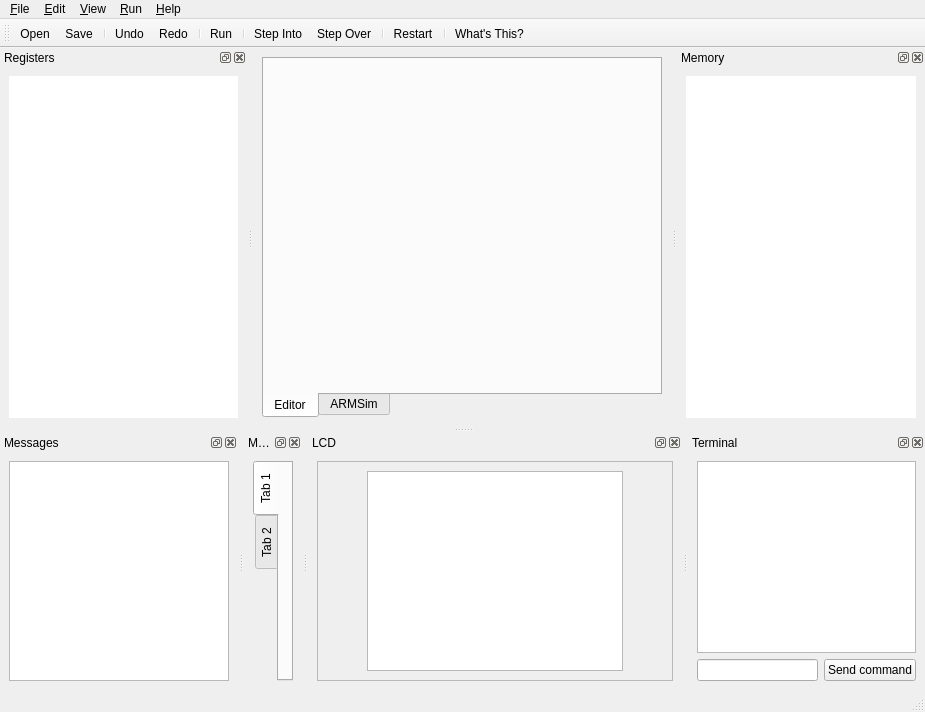
Qt form qtarmsim/ui/mainwindow.ui (barrachi/qtarmsim) before a commit.
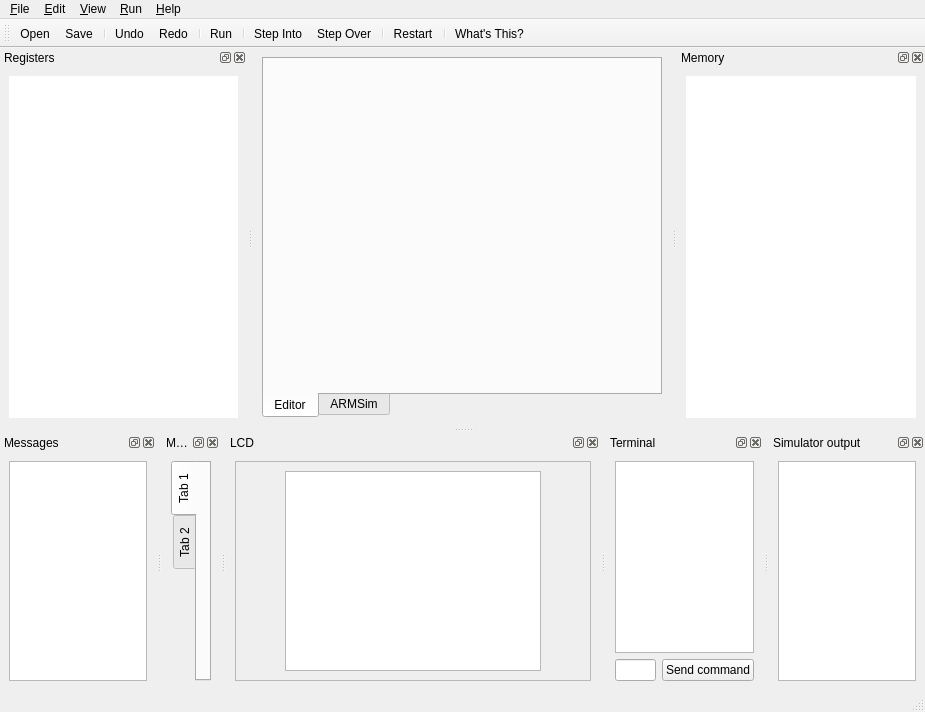
The same form after that commit. Icons and pictures are not drawn. Custom widgets are drawn as their Qt base class.

Commit message: Added simulator output dock widget that displays the stdout of ARMSim (available only in debug mode)

Patch:
```diff
--- a/qtarmsim/ui/mainwindow.ui
+++ b/qtarmsim/ui/mainwindow.ui
@@ -549,6 +549,30 @@
     </layout>
    </widget>
   </widget>
+  <widget class="QDockWidget" name="dockWidgetSimulatorOutput">
+   <property name="whatsThis">
+    <string>This console shows the standard output of the simulator</string>
+   </property>
+   <property name="windowTitle">
+    <string>Simulator output</string>
+   </property>
+   <attribute name="dockWidgetArea">
+    <number>8</number>
+   </attribute>
+   <widget class="QWidget" name="dockWidgetContents">
+    <property name="sizePolicy">
+     <sizepolicy hsizetype="Preferred" vsizetype="Preferred">
+      <horstretch>0</horstretch>
+      <verstretch>0</verstretch>
+     </sizepolicy>
+    </property>
+    <layout class="QVBoxLayout" name="verticalLayout_4">
+     <item>
+      <widget class="QTextBrowser" name="textBrowserSimulatorOutput"/>
+     </item>
+    </layout>
+   </widget>
+  </widget>
   <action name="actionWhats_This">
    <property name="icon">
     <iconset theme="help-whatsthis">
```
Left out of the diff: 15 changed lines with no effect on the pictures. The commit also changes 5 other files.
